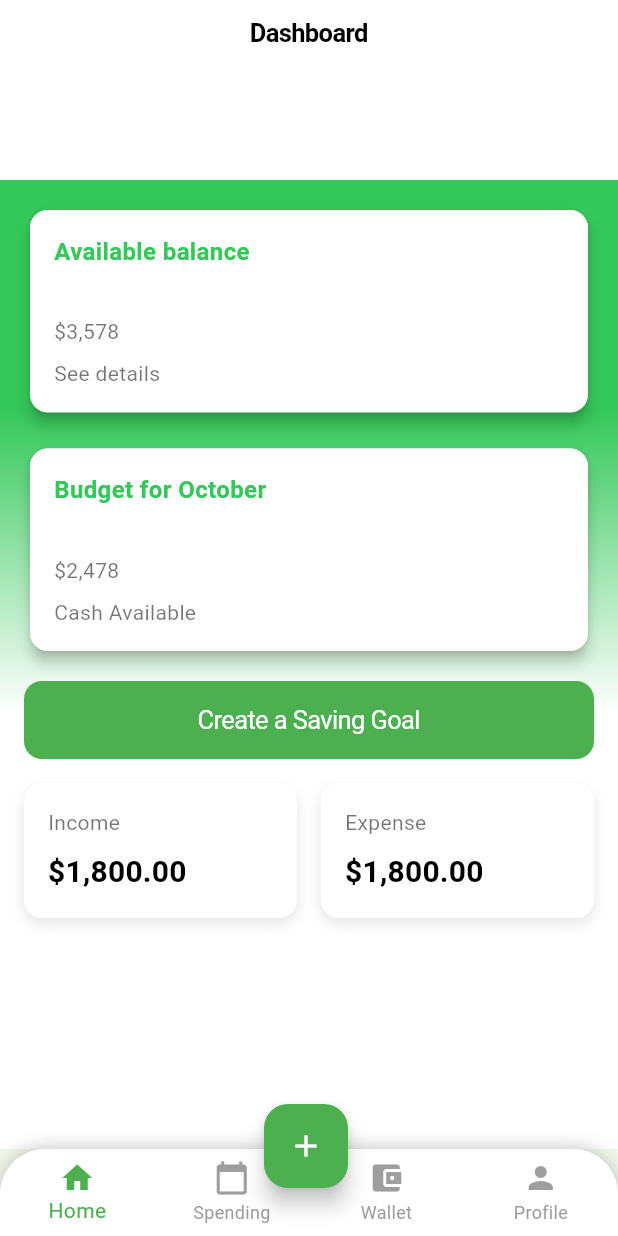
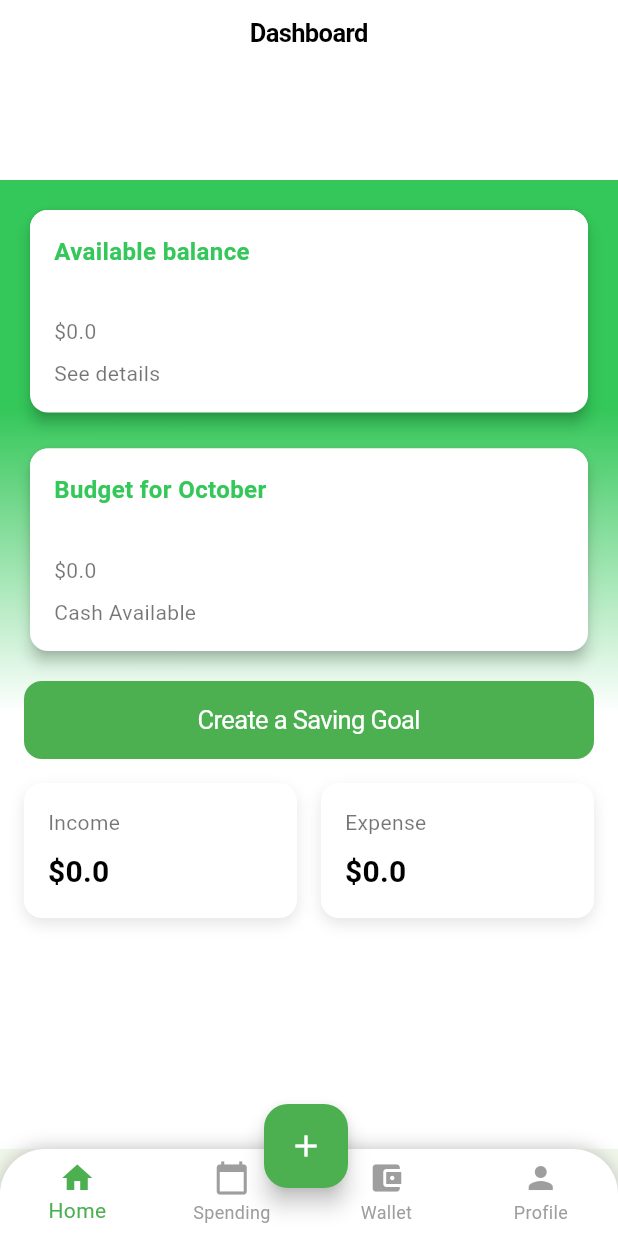
Before and after one commit to platzi/curso-flutter-firebase, a Flutter app: the DashboardScreen screen opened by its route, on a phone screen of 412 x 824 dp. Run offline on Flutter 3.47's test engine with Material 3 defaults, Android fonts, the light colour scheme and no system bars; our stand-ins replace cloud_firestore, firebase_auth, firebase_core, fl_chart, flutter_bloc, go_router; accounts and stored records are empty.

Commit message:
blocBuilder dashboard

```diff
--- a/lib/screens/dashboard_screen.dart
+++ b/lib/screens/dashboard_screen.dart
@@ -1,5 +1,8 @@
 import 'package:flutter/cupertino.dart';
 import 'package:flutter/material.dart';
+import 'package:flutter_bloc/flutter_bloc.dart';
+import 'package:personal_finance/blocs/income_expense/income_expense_bloc.dart';
+import 'package:personal_finance/blocs/income_expense/income_expense_state.dart';
 import 'package:personal_finance/widgets/budget_card.dart';
 
 class DashboardScreen extends StatelessWidget {
@@ -12,17 +15,46 @@ class DashboardScreen extends StatelessWidget {
         navigationBar: const CupertinoNavigationBar(
           middle: Text('Dashboard'),
         ),
-        child: Column(
-          children: [
-            const SizedBox(
-              height: 120,
-            ),
-            _buildBody(context),
-          ],
+        child: BlocBuilder<IncomeExpenseBloc, IncomeExpenseState>(
+          builder: (context, state) {
+            if (state is TransactionLoading) {
+              return const Center(
+                child: CupertinoActivityIndicator(),
+              );
+            } else if (state is TransactionLoaded) {
+              final totalIncome = state.transactions
+                  .where((transaction) => transaction.type == 'income')
+                  .fold<double>(0, (sum, transaction) => sum + transaction.amount);
+
+              final totalExpense = state.transactions
+                  .where((transaction) => transaction.type == 'expense')
+                  .fold<double>(0, (sum, transaction) => sum + transaction.amount);
+
+              final availableBalance = totalIncome - totalExpense;
+              final budgetForMonth = totalIncome * 0.7;
+
+              return Column(
+                children: [
+                  const SizedBox(
+                    height: 120,
+                  ),
+                  _buildBody(context, availableBalance, budgetForMonth, totalIncome, totalExpense),
+                ],
+              );
+            } else if (state is TransactionError) {
+              return Center(
+                child: Text('Error loading data: ${state.message}'),
+              );
+            } else {
+              return const Center(
+                child: Text('No data available'),
+              );
+            }
+          },
         ));
   }
 
-  Widget _buildBody(BuildContext context) {
+  Widget _buildBody(BuildContext context, double availableBalance, double budget, double income, double expense) {
     return Container(
       decoration: const BoxDecoration(
           gradient: LinearGradient(
@@ -38,7 +70,7 @@ class DashboardScreen extends StatelessWidget {
             // Balance general
             _buildCustomCard(
               title: "Available balance",
-              amount: "\$3,578",
+              amount: "\$${availableBalance.toString()}",
               subtitle: "See details",
             ),
             const SizedBox(height: 16),
@@ -46,7 +78,7 @@ class DashboardScreen extends StatelessWidget {
             // Presupuesto
             _buildCustomCard(
               title: "Budget for October",
-              amount: "\$2,478",
+              amount: "\$${budget.toString()}",
               subtitle: "Cash Available",
             ),
             const SizedBox(height: 16),
@@ -60,19 +92,19 @@ class DashboardScreen extends StatelessWidget {
             const SizedBox(height: 16),
 
             // Ingreso y gastos
-            const Row(
+            Row(
               children: [
                 Expanded(
                   child: BudgetCard(
                     title: "Income",
-                    amount: "\$1,800.00",
+                    amount: "\$${income.toString()}",
                   ),
                 ),
-                SizedBox(width: 16),
+                const SizedBox(width: 16),
                 Expanded(
                   child: BudgetCard(
                     title: "Expense",
-                    amount: "\$1,800.00",
+                    amount: "\$${expense.toString()}",
                   ),
                 ),
               ],
```
